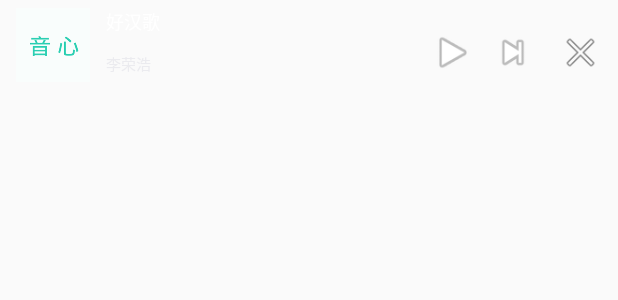
After one commit to AuxLuffy/Studio3, an Android app: the layout remoteview.xml on its own in the app's theme, with its tools: preview values and no code run, on a phone screen of 412 x 824 dp. The commit adds this screen. Shown: the top 300 px of the screen. Run offline under Robolectric (Android 15) with nearby library versions, the phone set to English and light mode, and no system bars.

Commit message:
notification启动音乐实现

```diff
--- a/app/src/main/res/layout/activity_main.xml
+++ b/app/src/main/res/layout/activity_main.xml
@@ -44,5 +44,11 @@
         android:onClick="notify"
         android:text="通知栏" />
 
+    <Button
+        android:id="@+id/requestPermission"
+        android:layout_width="match_parent"
+        android:layout_height="wrap_content"
+        android:text="请求权限" />
+
 
 </LinearLayout>
--- /dev/null
+++ b/app/src/main/res/layout/remoteview.xml
@@ -0,0 +1,65 @@
+<?xml version="1.0" encoding="utf-8"?>
+<RelativeLayout xmlns:android="http://schemas.android.com/apk/res/android"
+    android:layout_width="match_parent"
+    android:layout_height="60dp">
+
+    <ImageView
+        android:id="@+id/iv_notification_logo"
+        android:layout_width="60dp"
+        android:layout_height="match_parent"
+        android:layout_alignParentLeft="true"
+        android:layout_margin="5dp"
+        android:src="@drawable/logo" />
+
+    <TextView
+        android:id="@+id/tv_nofitication_singname"
+        android:layout_width="wrap_content"
+        android:layout_height="wrap_content"
+        android:layout_marginTop="5dp"
+        android:layout_toRightOf="@+id/iv_notification_logo"
+        android:maxLines="1"
+        android:text="好汉歌"
+        android:textColor="@color/text_color_whrit"
+        android:textSize="12sp" />
+
+    <TextView
+        android:id="@+id/tv_nofitication_singer"
+        android:layout_width="wrap_content"
+        android:layout_height="wrap_content"
+        android:layout_alignParentBottom="true"
+        android:layout_marginBottom="10dp"
+        android:layout_toRightOf="@+id/iv_notification_logo"
+        android:text="李荣浩"
+        android:textColor="@color/bg_color"
+        android:textSize="10sp" />
+
+    <ImageView
+        android:id="@+id/iv_nofitication_kzhi_play"
+        android:layout_width="40dp"
+        android:layout_height="40dp"
+        android:layout_marginBottom="10dp"
+        android:layout_marginTop="20dp"
+        android:layout_toLeftOf="@+id/iv_nofitication_kzhi_next"
+        android:src="@android:drawable/ic_media_play" />
+
+    <ImageView
+        android:id="@+id/iv_nofitication_kzhi_next"
+        android:layout_width="40dp"
+        android:layout_height="40dp"
+        android:layout_marginBottom="10dp"
+        android:layout_marginTop="20dp"
+        android:layout_toLeftOf="@+id/iv_nofitication_kzhi_close"
+        android:src="@android:drawable/ic_media_next" />
+
+    <ImageView
+        android:id="@+id/iv_nofitication_kzhi_close"
+        android:layout_width="30dp"
+        android:layout_height="30dp"
+        android:layout_alignParentRight="true"
+        android:layout_marginBottom="10dp"
+        android:layout_marginLeft="10dp"
+        android:layout_marginRight="10dp"
+        android:layout_marginTop="20dp"
+        android:src="@android:drawable/ic_menu_close_clear_cancel" />
+
+</RelativeLayout>
--- a/app/src/main/res/values/colors.xml
+++ b/app/src/main/res/values/colors.xml
@@ -3,4 +3,6 @@
     <color name="colorPrimary">#3F51B5</color>
     <color name="colorPrimaryDark">#303F9F</color>
     <color name="colorAccent">#FF4081</color>
+    <color name="text_color_whrit">#ffffff</color>
+    <color name="bg_color">#ebebef</color>
 </resources>
```
Also changed, not shown: app/src/main/AndroidManifest.xml (+16 -2 lines), app/src/main/java/com/example/sunzh/studio3/local/BService.java (added, +146 -0 lines), app/src/main/java/com/example/sunzh/studio3/local/MainActivity.java (+68 -8 lines), app/src/main/java/com/example/sunzh/studio3/local/MusicServiceBroadcastReceiver.java (added, +14 -0 lines), app/src/main/res/drawable/logo.jpg (added), 1 other file.
